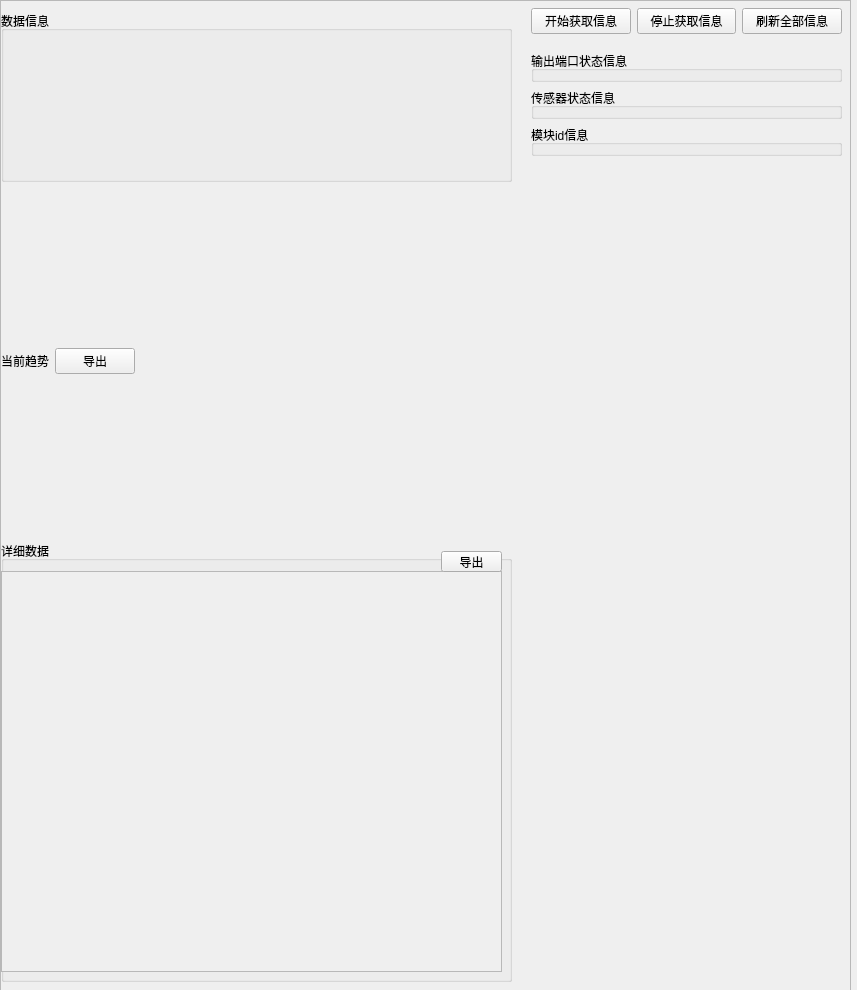
Old version of the form ui/customize_ui/tab/tab2_tab5.ui in the repository 2950067210dqy/pyqt6_project.
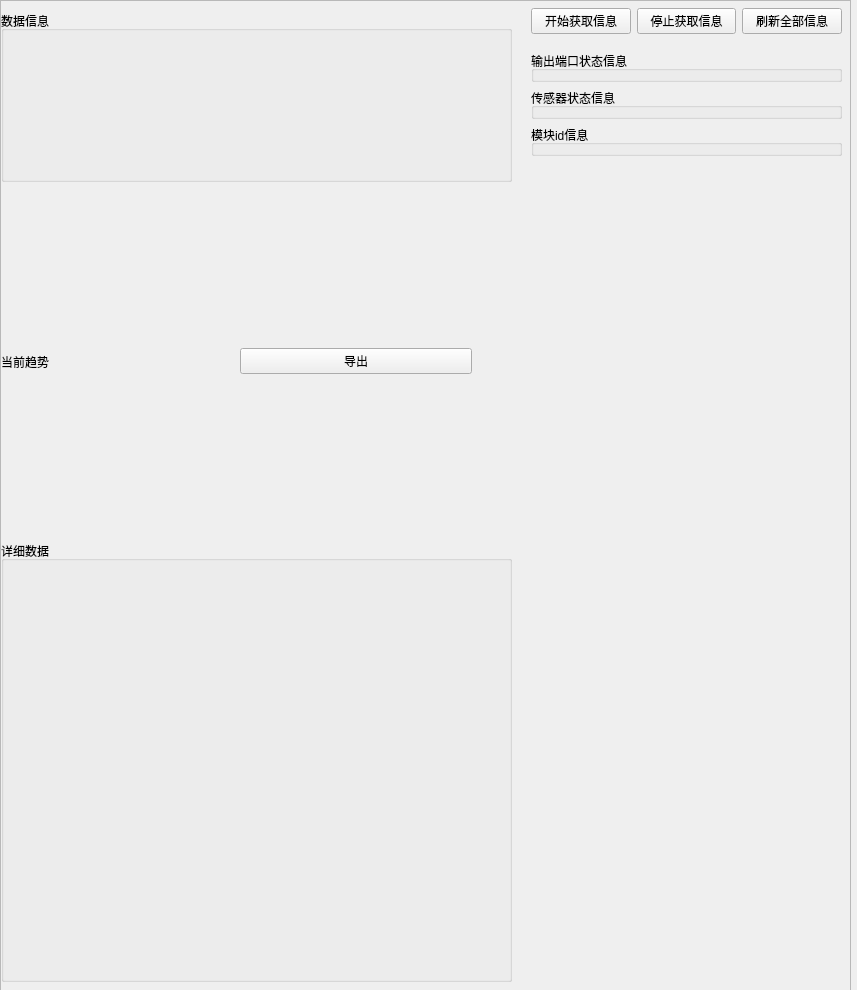
New version of the form.

Patch:
```diff
--- a/ui/customize_ui/tab/tab2_tab5.ui
+++ b/ui/customize_ui/tab/tab2_tab5.ui
@@ -77,41 +77,16 @@
            <property name="flat">
             <bool>false</bool>
            </property>
-           <widget class="QScrollArea" name="detaildata_scroll_2">
+           <widget class="QWidget" name="verticalLayoutWidget">
             <property name="geometry">
              <rect>
-              <x>0</x>
-              <y>30</y>
-              <width>501</width>
+              <x>10</x>
+              <y>20</y>
+              <width>491</width>
               <height>401</height>
              </rect>
             </property>
-            <property name="widgetResizable">
-             <bool>true</bool>
-            </property>
-            <widget class="QWidget" name="detaildata_scroll_content_2">
-             <property name="geometry">
-              <rect>
-               <x>0</x>
-               <y>0</y>
-               <width>499</width>
-               <height>399</height>
-              </rect>
-             </property>
-            </widget>
-           </widget>
-           <widget class="QPushButton" name="export_detaildata_btn_2">
-            <property name="geometry">
-             <rect>
-              <x>440</x>
-              <y>10</y>
-              <width>61</width>
-              <height>21</height>
-             </rect>
-            </property>
-            <property name="text">
-             <string>导出</string>
-            </property>
+            <layout class="QVBoxLayout" name="detaildata_layout"/>
            </widget>
           </widget>
          </item>
@@ -148,9 +123,6 @@
            </item>
            <item>
             <spacer name="horizontalSpacer_2">
-             <property name="orientation">
-              <enum>Qt::Orientation::Horizontal</enum>
-             </property>
              <property name="sizeHint" stdset="0">
               <size>
                <width>40</width>
```
Left out of the diff: 3 changed lines with no effect on the pictures.
